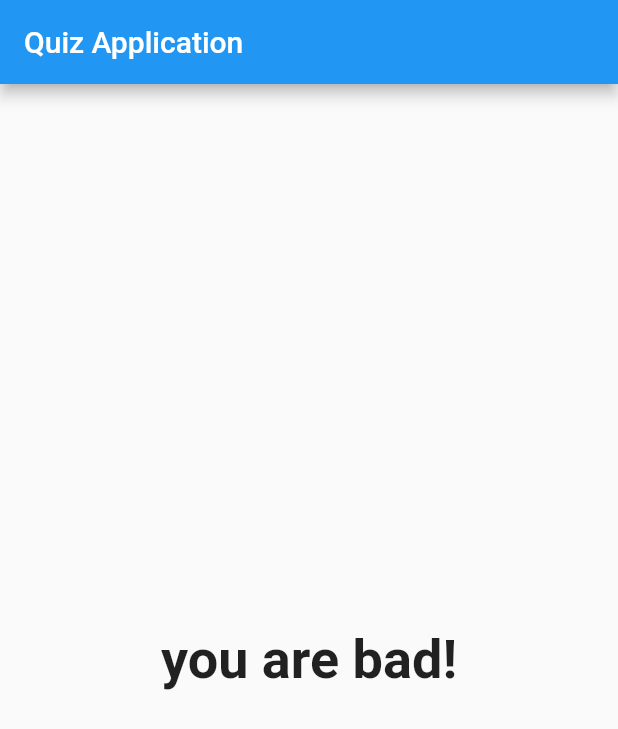
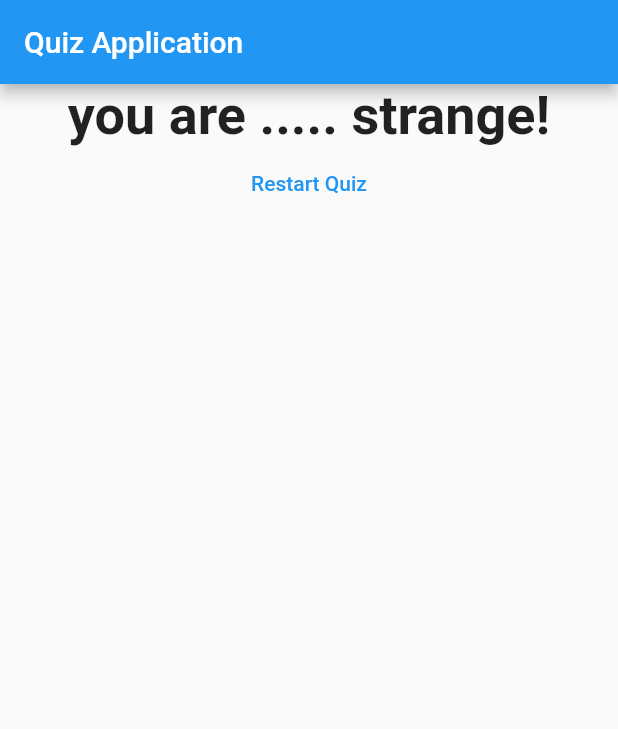
Before and after one commit to Hamjeth68/Flutter_App, a Flutter app: the screen it shows after launch, after a tap on "Black", after a tap on "Cat", after a tap on "France", on a phone screen of 412 x 824 dp. Shown: the top 729 px of the screen. Run offline on Flutter 3.47's test engine with Material 2 defaults, Android fonts, the phone set to English and light mode, and no system bars.

Commit message:
Restartbutton

```diff
--- a/lib/main.dart
+++ b/lib/main.dart
@@ -22,9 +22,9 @@ class _MyAppState extends State<MyApp> {
     {
       'questionText': 'What\'s your favorite color?',
       'answers': [
-        {'text': 'Black', 'score': 50},
-        {'text': 'Red', 'score': 13},
-        {'text': 'Green', 'score': 15},
+        {'text': 'Black', 'score': 10},
+        {'text': 'Red', 'score': 5},
+        {'text': 'Green', 'score': 10},
         {'text': 'White', 'score': 5}
       ],
     },
@@ -33,7 +33,7 @@ class _MyAppState extends State<MyApp> {
       'answers': [
         {'text': 'Rabit', 'score': 11},
         {'text': 'Cat', 'score': 14},
-        {'text': 'Dog', 'score': 32},
+        {'text': 'Dog', 'score': 15},
         {'text': 'Bird', 'score': 18}
       ],
     },
@@ -49,6 +49,13 @@ class _MyAppState extends State<MyApp> {
   ];
   var questionIndex = 0;
   var _totalScore = 0;
+
+  void _restartQuiz() {
+    setState(() {
+      questionIndex = 0;
+      _totalScore = 0;
+    });
+  }
 
   void answerQuestion(int score) {
     _totalScore += score;
@@ -72,7 +79,7 @@ class _MyAppState extends State<MyApp> {
                 questionIndex: questionIndex,
                 questions: _questions,
               )
-            : Result(_totalScore),
+            : Result(_totalScore, _restartQuiz),
       ),
     );
   }
--- a/lib/result.dart
+++ b/lib/result.dart
@@ -2,14 +2,15 @@ import 'package:flutter/material.dart';
 
 class Result extends StatelessWidget {
   final int resultScore;
+  final Function resetQuizHandler;
 
-  Result(this.resultScore);
+  Result(this.resultScore, this.resetQuizHandler);
 
   String get resultPhrase {
     var resultText = 'You did it!';
-    if (resultScore <= 30) {
+    if (resultScore <= 20) {
       resultText = "you are awsome";
-    } else if (resultScore <= 35) {
+    } else if (resultScore <= 25) {
       resultText = 'Pretty likeable';
     } else if (resultScore <= 40) {
       resultText = 'you are ..... strange!';
@@ -22,10 +23,20 @@ class Result extends StatelessWidget {
   @override
   Widget build(BuildContext context) {
     return Center(
-      child: Text(
-        resultPhrase,
-        style: TextStyle(fontSize: 36, fontWeight: FontWeight.bold),
-        textAlign: TextAlign.center,
+      child: Column(
+        children: [
+          Text(
+            resultPhrase,
+            style: TextStyle(fontSize: 36, fontWeight: FontWeight.bold),
+            textAlign: TextAlign.center,
+          ),
+          TextButton(
+            style: ButtonStyle(
+                foregroundColor: MaterialStateProperty.all(Colors.blue)),
+            child: Text('Restart Quiz'),
+            onPressed: resetQuizHandler,
+          ),
+        ],
       ),
     );
   }
```
